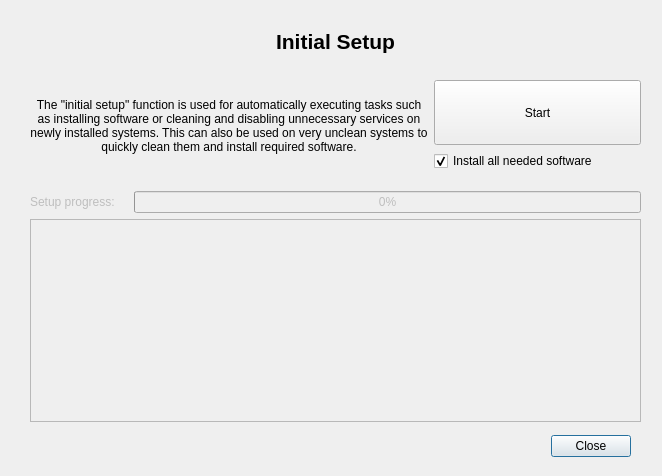
Qt form ui/initial_setup_dialog.ui (Atrate/qSchoolHelper) before a commit.
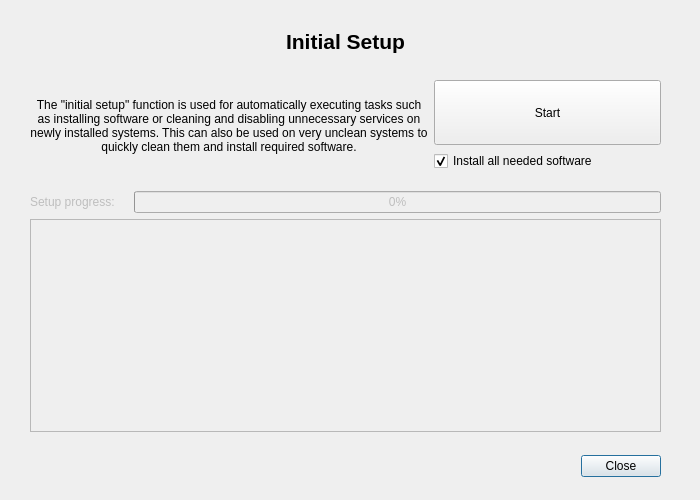
The same form after that commit.

Commit message: Streamline window sizes

The edit to the form file:
```diff
--- a/ui/initial_setup_dialog.ui
+++ b/ui/initial_setup_dialog.ui
@@ -6,10 +6,28 @@
    <rect>
     <x>0</x>
     <y>0</y>
-    <width>662</width>
-    <height>476</height>
+    <width>700</width>
+    <height>500</height>
    </rect>
   </property>
+  <property name="sizePolicy">
+   <sizepolicy hsizetype="Fixed" vsizetype="Fixed">
+    <horstretch>0</horstretch>
+    <verstretch>0</verstretch>
+   </sizepolicy>
+  </property>
+  <property name="minimumSize">
+   <size>
+    <width>700</width>
+    <height>500</height>
+   </size>
+  </property>
+  <property name="maximumSize">
+   <size>
+    <width>700</width>
+    <height>500</height>
+   </size>
+  </property>
   <property name="windowTitle">
    <string>Initial Setup</string>
   </property>
@@ -19,8 +37,8 @@
   <widget class="QDialogButtonBox" name="button_box">
    <property name="geometry">
     <rect>
-     <x>540</x>
-     <y>430</y>
+     <x>570</x>
+     <y>450</y>
      <width>91</width>
      <height>32</height>
     </rect>
@@ -40,8 +58,8 @@
     <rect>
      <x>30</x>
      <y>191</y>
-     <width>611</width>
-     <height>231</height>
+     <width>631</width>
+     <height>241</height>
     </rect>
    </property>
    <layout class="QGridLayout" name="gridLayout">
@@ -79,7 +97,7 @@
     <rect>
      <x>30</x>
      <y>9</y>
-     <width>611</width>
+     <width>631</width>
      <height>162</height>
     </rect>
    </property>
```
The commit also changes 6 other files.
